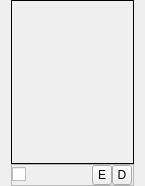
Old version of the form VFR_system/DisplayUserInfoItem.ui in the repository zhw201906/VFR_system.
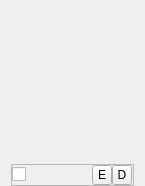
New version of the form. Icons and pictures are not drawn.

Diff of the .ui file:
```diff
--- a/VFR_system/DisplayUserInfoItem.ui
+++ b/VFR_system/DisplayUserInfoItem.ui
@@ -50,7 +50,7 @@
       </size>
      </property>
      <property name="frameShape">
-      <enum>QFrame::Box</enum>
+      <enum>QFrame::NoFrame</enum>
      </property>
      <property name="text">
       <string/>
```
